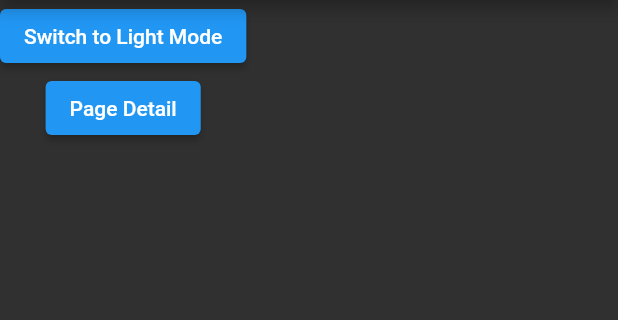
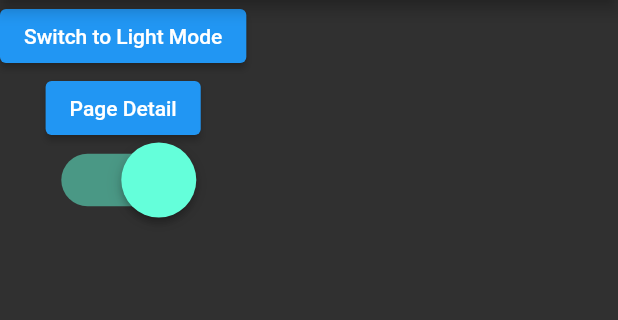
Before and after one commit to nguyenhuutu270402/flutter_theme-mode, a Flutter app: the screen it shows after launch, after a tap on "Switch to Dark Mode", on a phone screen of 412 x 824 dp, the part 84-404 px from its top. Run offline on Flutter 3.47's test engine with Material 2 defaults, Android fonts, the phone set to English and light mode, and no system bars; our stand-ins replace shared_preferences.

Commit message:
update 4

```diff
--- a/lib/screen/home_page.dart
+++ b/lib/screen/home_page.dart
@@ -13,14 +13,16 @@ class HomePage extends StatelessWidget {
       body: Column(
         children: [
           Consumer<ThemeModel>(
-            builder: (context, themeModel, _) => ElevatedButton(
+            builder: (context, themeModel, _) {
+              return ElevatedButton(
                 onPressed: () => themeModel.toggleTheme(),
                 child: Text(
                   themeModel.isDarkMode == false
                       ? 'Switch to Dark Mode'
                       : 'Switch to Light Mode',
                 ),
-            ),
+              );
+            },
           ),
           ElevatedButton(
             onPressed: () {
@@ -30,6 +32,19 @@ class HomePage extends StatelessWidget {
             },
             child: Text("Page Detail"),
           ),
+          Consumer<ThemeModel>(
+            builder: (context, themeModel, _) {
+              return Transform.scale(
+                scale: 2.5,
+                child: Switch(
+                  value: themeModel.isDarkMode,
+                  onChanged: (value) {
+                    themeModel.toggleTheme();
+                  },
+                ),
+              );
+            },
+          ),
         ],
       ),
     );
```
Lines whose indentation alone changed are shown as unchanged.
